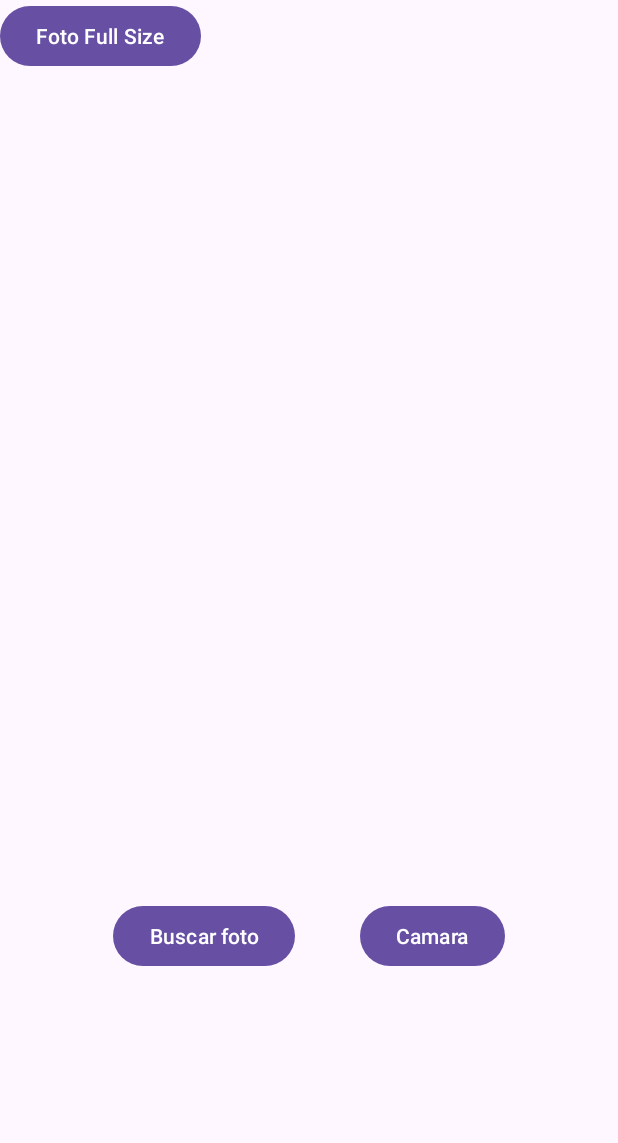
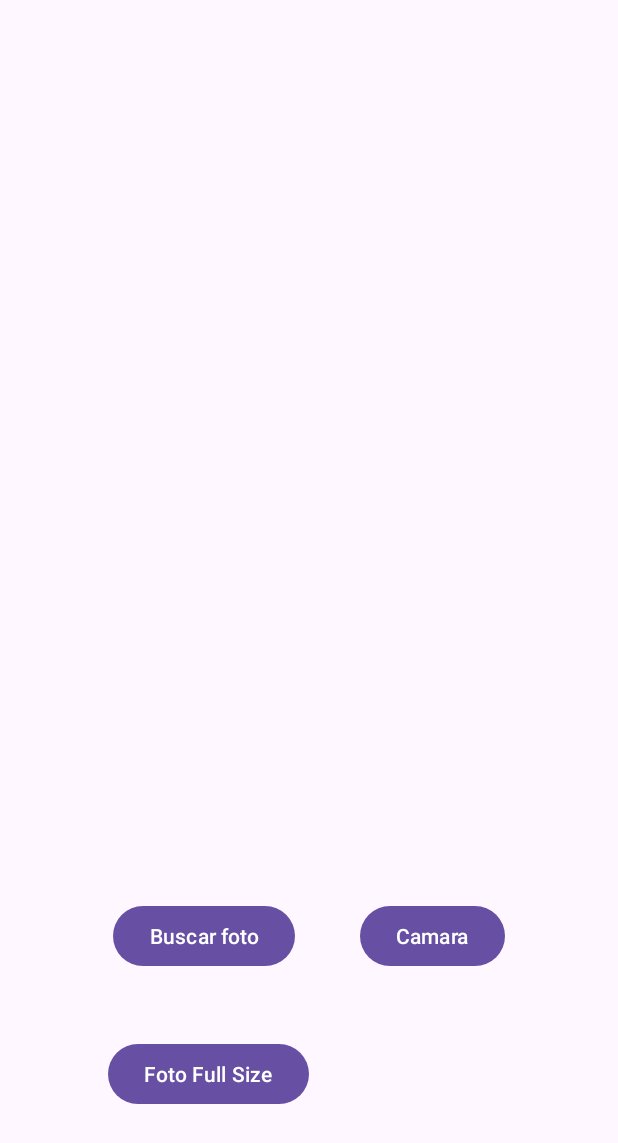
Before and after one commit to gbiagi/M08-PR2.2-CapturaAppExterna-gbiagi, an Android app: the screen it shows after launch (MainActivity), after a tap on "Camara", on a phone screen of 412 x 824 dp. Shown: the top 1143 px of the screen. Run offline under Robolectric (Android 15) with nearby library versions, the phone set to English and light mode, and no system bars.

Commit message:
Thumbnail fix

```diff
--- a/app/src/main/java/com/example/m08_pr22_capturaappexterna_gbiagi/MainActivity.java
+++ b/app/src/main/java/com/example/m08_pr22_capturaappexterna_gbiagi/MainActivity.java
@@ -18,7 +18,7 @@ import android.widget.ImageView;
 
 public class MainActivity extends AppCompatActivity {
     ActivityResultLauncher<Intent> galleryLauncher;
-    ActivityResultLauncher<Intent> LauncherCamera;
+    ActivityResultLauncher<Intent> cameraLauncher;
 
     @Override
     protected void onCreate(Bundle savedInstanceState) {
@@ -40,7 +40,7 @@ public class MainActivity extends AppCompatActivity {
                     }
                 });
         Button botonCamara = findViewById(R.id.botonCamara);
-        LauncherCamera = registerForActivityResult(
+        cameraLauncher = registerForActivityResult(
                 new ActivityResultContracts.StartActivityForResult(),
                 new ActivityResultCallback<ActivityResult>() {
                     @Override
@@ -79,10 +79,8 @@ public class MainActivity extends AppCompatActivity {
     public void openCamera(View view) {
         //Create Intent
         Intent intent = new Intent(MediaStore.ACTION_IMAGE_CAPTURE);
-        intent.putExtra(Intent.EXTRA_LOCAL_ONLY, true);
+        //intent.putExtra(Intent.EXTRA_LOCAL_ONLY, true);
         //Launch activity to get result
-        galleryLauncher.launch(intent);
+        cameraLauncher.launch(intent);
     }
-
-
 }
--- a/app/src/main/res/layout/activity_main.xml
+++ b/app/src/main/res/layout/activity_main.xml
@@ -41,8 +41,10 @@
         android:id="@+id/botonFullSize"
         android:layout_width="wrap_content"
         android:layout_height="wrap_content"
+        android:layout_marginStart="72dp"
+        android:layout_marginBottom="84dp"
         android:text="Foto Full Size"
-        tools:layout_editor_absoluteX="75dp"
-        tools:layout_editor_absoluteY="596dp" />
+        app:layout_constraintBottom_toBottomOf="parent"
+        app:layout_constraintStart_toStartOf="parent" />
 
 </androidx.constraintlayout.widget.ConstraintLayout>
```
